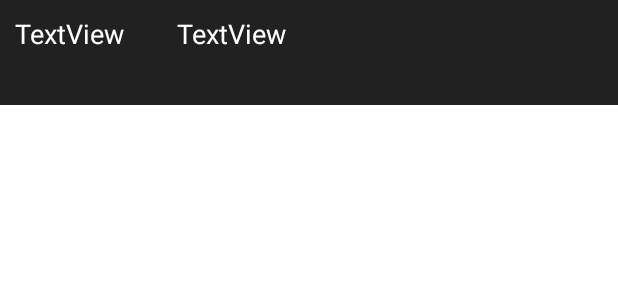
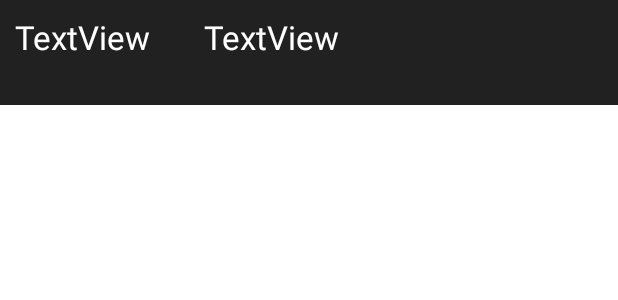
Before and after one commit to CodePath-Pr0j3ct/Final_GroupProject, an Android app: the layout item_schedule_exercise.xml on its own in the app's theme, with its tools: preview values and no code run, on a phone screen of 412 x 824 dp. Shown: the top 300 px of the screen. Run offline under Robolectric (Android 15) with nearby library versions, the phone set to English and light mode, and no system bars.

Commit message:
Fix background color

```diff
--- a/app/src/main/res/layout/activity_login.xml
+++ b/app/src/main/res/layout/activity_login.xml
@@ -6,7 +6,7 @@
     android:layout_height="wrap_content"
     android:layout_gravity="center_vertical"
     android:layout_margin="12dp"
-    android:background="#FFFFFF"
+    android:background="#212121"
     android:orientation="vertical"
     tools:context=".LoginActivity">
 
--- a/app/src/main/res/layout/activity_register.xml
+++ b/app/src/main/res/layout/activity_register.xml
@@ -7,6 +7,7 @@
     android:layout_height="wrap_content"
     android:layout_margin="12dp"
     android:orientation="vertical"
+    android:background="#212121"
     android:layout_gravity="center_vertical"
     tools:context=".RegisterActivity">
 
--- a/app/src/main/res/layout/item_schedule_exercise.xml
+++ b/app/src/main/res/layout/item_schedule_exercise.xml
@@ -19,7 +19,7 @@
             android:layout_height="44dp"
             android:text="TextView"
             android:textColor="#FFFFFF"
-            android:textSize="18sp" />
+            android:textSize="22sp" />
 
         <TextView
             android:id="@+id/exercise"
@@ -28,6 +28,6 @@
             android:layout_marginStart="35dp"
             android:text="TextView"
             android:textColor="#FFFFFF"
-            android:textSize="18sp" />
+            android:textSize="22sp" />
     </LinearLayout>
 </RelativeLayout>
```
Also changed, not shown: 1 other file.
